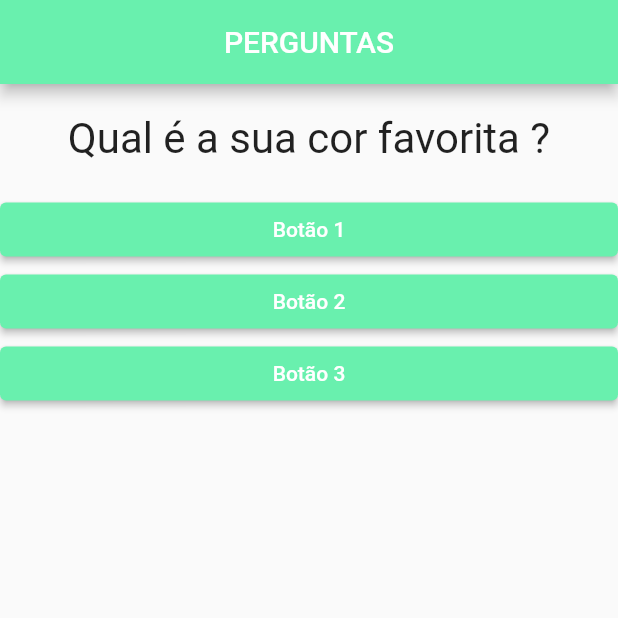
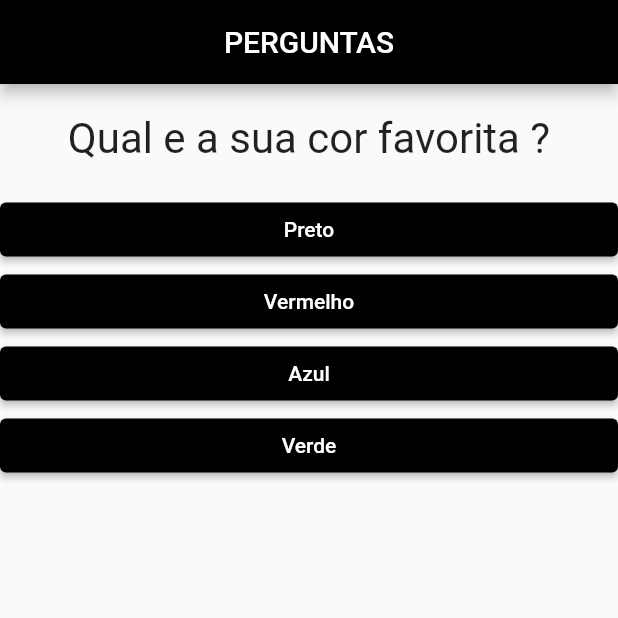
Before and after one commit to lavianii/Estudos-Flutter, a Flutter app: the screen it shows after launch, on a phone screen of 412 x 824 dp, the top half of it. Run offline on Flutter 3.47's test engine with Material 2 defaults, Android fonts, the phone set to English and light mode, and no system bars.

Commit message:
Utilizando map, resolvendo bug

```diff
--- a/lib/main.dart
+++ b/lib/main.dart
@@ -1,7 +1,7 @@
-import 'package:flutter/foundation.dart';
 import 'package:flutter/material.dart';
 import './questao.dart';
 import './resposta.dart';
+import './resultado.dart';
 
 void main() {
   runApp(const PerguntaApp());
@@ -16,32 +16,53 @@ class PerguntaApp extends StatefulWidget {
 
 class _PerguntaAppState extends State<PerguntaApp> {
   int _perguntaSelecionada = 0;
+  final List<Map<String, Object>> _perguntas = const [
+    {
+      'texto': 'Qual e a sua cor favorita ?',
+      'respostas': ['Preto', 'Vermelho', 'Azul', 'Verde'],
+    },
+    {
+      'texto': 'Qual seu animal favorito ?',
+      'respostas': ['Tigre', 'Leao', 'Gato', 'Cachorro'],
+    },
+    {
+      'texto': 'Qual time voce torce ?',
+      'respostas': ['Palmeiras', 'Sao Paulo', 'Corinthians', 'Santos'],
+    }
+  ];
 
   void _responder() {
-    setState(() {
-      _perguntaSelecionada++;
-    });
+    if (temPerguntasSelecionada) {
+      setState(() {
+        _perguntaSelecionada++;
+      });
+    }
+  }
+
+  bool get temPerguntasSelecionada {
+    return _perguntaSelecionada < _perguntas.length;
   }
 
   @override
   Widget build(BuildContext context) {
-    final List<String> perguntas = [
-      "Qual é a sua cor favorita ?",
-      "Qual é o seu animal preferido ?"
-    ];
+    List<String> respostas = temPerguntasSelecionada
+        ? _perguntas[_perguntaSelecionada].cast()['respostas']
+        : [];
 
     return MaterialApp(
       home: Scaffold(
         appBar: AppBar(
-          backgroundColor: Colors.greenAccent,
+          backgroundColor: Colors.black,
           title: const Center(child: Text('PERGUNTAS')),
         ),
-        body: Column(children: [
-          Questao(perguntas[_perguntaSelecionada]),
-          Resposta("Botão 1", _responder),
-          Resposta("Botão 2", _responder),
-          Resposta("Botão 3", _responder)
-        ]),
+        body: temPerguntasSelecionada
+            ? Column(
+                children: [
+                  Questao(_perguntas[_perguntaSelecionada]['texto'].toString()),
+                  ...respostas.map((t) => Resposta(t, _responder)).toList(),
+                ],
+              )
+            : const Resultado(),
       ),
     );
   }
--- a/lib/resposta.dart
+++ b/lib/resposta.dart
@@ -4,7 +4,8 @@ class Resposta extends StatelessWidget {
   final String texto;
   final void Function() quandoSelecionado;
 
-  Resposta(this.texto, this.quandoSelecionado);
+  const Resposta(this.texto, this.quandoSelecionado, {Key? key})
+      : super(key: key);
 
   @override
   Widget build(BuildContext context) {
@@ -12,7 +13,7 @@ class Resposta extends StatelessWidget {
       width: double.infinity,
       child: ElevatedButton(
         style: ElevatedButton.styleFrom(
-          primary: Colors.greenAccent,
+          primary: const Color.fromARGB(255, 0, 0, 0),
           onPrimary: Colors.white,
         ),
         onPressed: quandoSelecionado,
--- /dev/null
+++ b/lib/resultado.dart
@@ -0,0 +1,18 @@
+import 'package:flutter/material.dart';
+
+class Resultado extends StatelessWidget {
+  const Resultado({Key? key}) : super(key: key);
+
+  @override
+  Widget build(BuildContext context) {
+    return const Center(
+      child: Text(
+        'Parabens !',
+        style: TextStyle(
+          fontSize: 50,
+          color: Colors.blue,
+        ),
+      ),
+    );
+  }
+}
```
